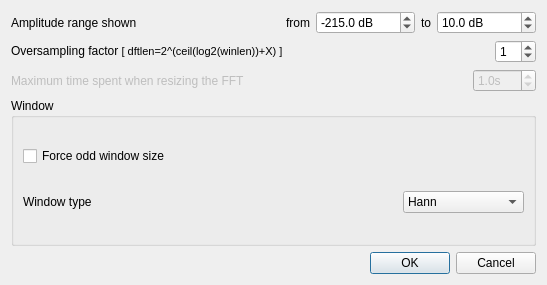
gillesdegottex/dfasma, file src/gvamplitudespectrumwdialogsettings.ui: the form before one commit.
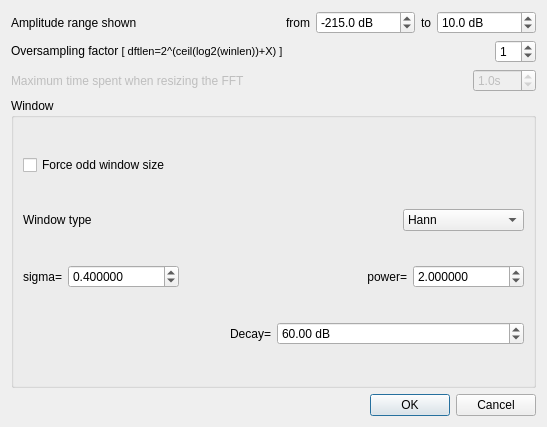
The form after the commit.

Commit message: Add Gaussian and Exponential windows

Patch:
```diff
--- a/src/gvamplitudespectrumwdialogsettings.ui
+++ b/src/gvamplitudespectrumwdialogsettings.ui
@@ -7,7 +7,7 @@
     <x>0</x>
     <y>0</y>
     <width>547</width>
-    <height>285</height>
+    <height>427</height>
    </rect>
   </property>
   <property name="windowTitle">
@@ -225,6 +225,126 @@
             <string>Rectangular</string>
            </property>
           </item>
+          <item>
+           <property name="text">
+            <string>Gaussian</string>
+           </property>
+          </item>
+          <item>
+           <property name="text">
+            <string>Exponential</string>
+           </property>
+          </item>
+         </widget>
+        </item>
+       </layout>
+      </item>
+      <item>
+       <layout class="QHBoxLayout" name="horizontalLayout_8">
+        <item>
+         <layout class="QHBoxLayout" name="horizontalLayout_6">
+          <item>
+           <widget class="QLabel" name="lblWindowNormSigma">
+            <property name="text">
+             <string>sigma=</string>
+            </property>
+            <property name="alignment">
+             <set>Qt::AlignRight|Qt::AlignTrailing|Qt::AlignVCenter</set>
+            </property>
+           </widget>
+          </item>
+          <item>
+           <widget class="QDoubleSpinBox" name="spWindowNormSigma">
+            <property name="decimals">
+             <number>6</number>
+            </property>
+            <property name="maximum">
+             <double>1000000.000000000000000</double>
+            </property>
+            <property name="singleStep">
+             <double>0.100000000000000</double>
+            </property>
+            <property name="value">
+             <double>0.400000000000000</double>
+            </property>
+           </widget>
+          </item>
+         </layout>
+        </item>
+        <item>
+         <spacer name="horizontalSpacer_2">
+          <property name="orientation">
+           <enum>Qt::Horizontal</enum>
+          </property>
+          <property name="sizeHint" stdset="0">
+           <size>
+            <width>40</width>
+            <height>20</height>
+           </size>
+          </property>
+         </spacer>
+        </item>
+        <item>
+         <layout class="QHBoxLayout" name="horizontalLayout_7">
+          <item>
+           <widget class="QLabel" name="lblWindowNormPower">
+            <property name="text">
+             <string>power=</string>
+            </property>
+            <property name="alignment">
+             <set>Qt::AlignRight|Qt::AlignTrailing|Qt::AlignVCenter</set>
+            </property>
+           </widget>
+          </item>
+          <item>
+           <widget class="QDoubleSpinBox" name="spWindowNormPower">
+            <property name="decimals">
+             <number>6</number>
+            </property>
+            <property name="maximum">
+             <double>1000000.000000000000000</double>
+            </property>
+            <property name="singleStep">
+             <double>0.100000000000000</double>
+            </property>
+            <property name="value">
+             <double>2.000000000000000</double>
+            </property>
+           </widget>
+          </item>
+         </layout>
+        </item>
+       </layout>
+      </item>
+      <item>
+       <layout class="QHBoxLayout" name="horizontalLayout_9">
+        <item>
+         <widget class="QLabel" name="lblWindowExpDecay">
+          <property name="text">
+           <string>Decay=</string>
+          </property>
+          <property name="alignment">
+           <set>Qt::AlignRight|Qt::AlignTrailing|Qt::AlignVCenter</set>
+          </property>
+         </widget>
+        </item>
+        <item>
+         <widget class="QDoubleSpinBox" name="spWindowExpDecay">
+          <property name="suffix">
+           <string> dB</string>
+          </property>
+          <property name="decimals">
+           <number>2</number>
+          </property>
+          <property name="maximum">
+           <double>1000000.000000000000000</double>
+          </property>
+          <property name="singleStep">
+           <double>0.100000000000000</double>
+          </property>
+          <property name="value">
+           <double>60.000000000000000</double>
+          </property>
          </widget>
         </item>
        </layout>
```
The commit also changes 4 other files.
